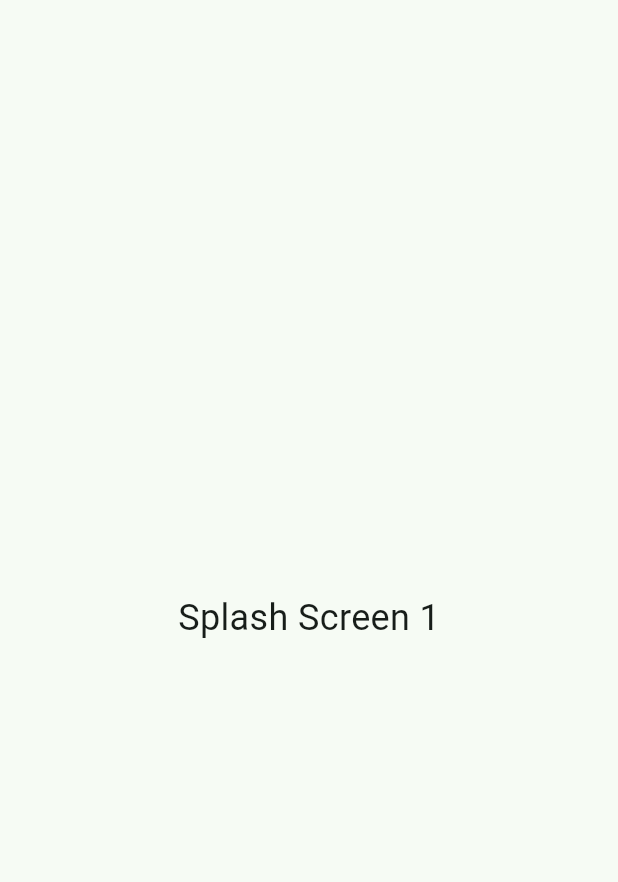
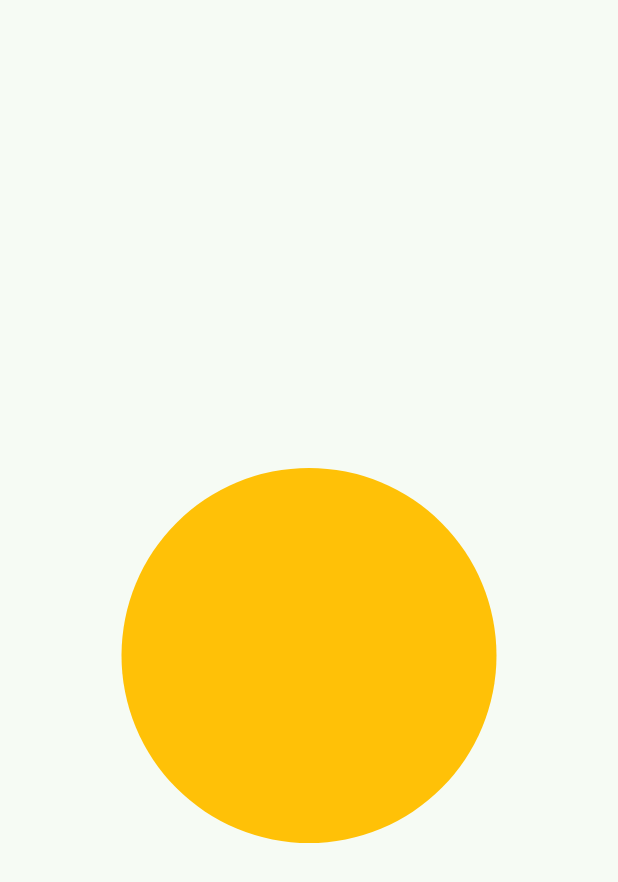
Before and after one commit to yaseumine/flutter_week5, a Flutter app: the screen it shows after launch, on a phone screen of 412 x 824 dp. Shown: the top 882 px of the screen. Run offline on Flutter 3.47's test engine with Material 3 defaults, Android fonts, the light colour scheme and no system bars.

Commit message:
buat bulatan ditengah

```diff
--- a/lib/screen/splash_screen_1.dart
+++ b/lib/screen/splash_screen_1.dart
@@ -7,7 +7,20 @@ class SplashScreen1 extends StatelessWidget {
   Widget build(BuildContext context) {
     return Scaffold(
       body: Center(
-        child: Text("Splash Screen 1", style: TextStyle(fontSize: 24)),
+        child: Column(
+          mainAxisAlignment: MainAxisAlignment.center,
+          children: [
+            SizedBox(height: 50),
+            Container(
+              width: 250,
+              height: 250,
+              decoration: BoxDecoration(
+                shape: BoxShape.circle,
+                color: Colors.amber,
+              ),
+            ),
+          ],
+        ),
       ),
     );
   }
```
Also changed, not shown: pubspec.yaml (+5 -2 lines), images/assets/Images2.jpg (added), images/assets/Images3.gif (added), images/assets/images1.jpg (added).
